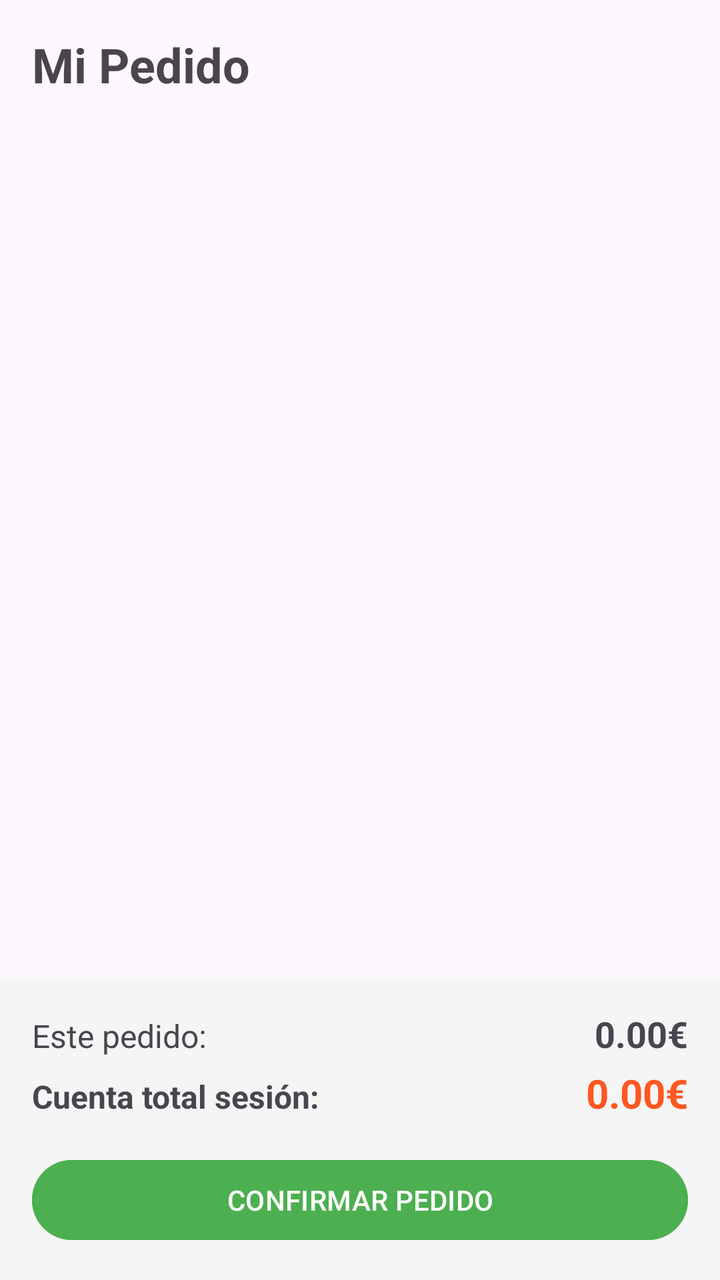
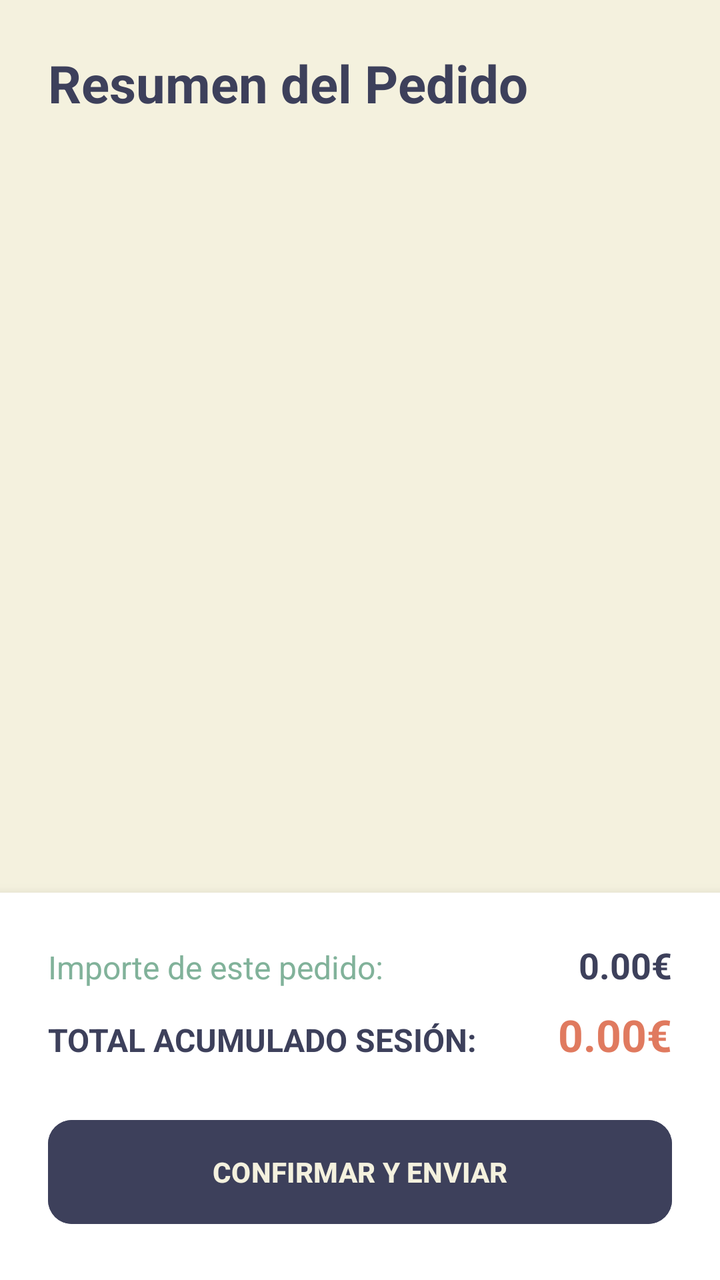

An Android layout rendered at two revisions. The XML below is the earlier revision; the diff shows what the commit changed to produce the second picture.
<!-- AndroidManifest.xml: application theme Theme.Restaurante -->
<!-- res/layout/activity_pedido.xml -->
<?xml version="1.0" encoding="utf-8"?>
<androidx.constraintlayout.widget.ConstraintLayout
    xmlns:android="http://schemas.android.com/apk/res/android"
    xmlns:app="http://schemas.android.com/apk/res-auto"
    xmlns:tools="http://schemas.android.com/tools"
    android:layout_width="match_parent"
    android:layout_height="match_parent"
    tools:context=".view.PedidoActivity">

    <TextView
        android:id="@+id/txtTituloPedido"
        android:layout_width="wrap_content"
        android:layout_height="wrap_content"
        android:layout_margin="16dp"
        android:text="Mi Pedido"
        android:textSize="24sp"
        android:textStyle="bold"
        app:layout_constraintStart_toStartOf="parent"
        app:layout_constraintTop_toTopOf="parent" />

    <androidx.recyclerview.widget.RecyclerView
        android:id="@+id/rvPedido"
        android:layout_width="0dp"
        android:layout_height="0dp"
        android:layout_marginVertical="8dp"
        app:layout_constraintBottom_toTopOf="@+id/layoutResumen"
        app:layout_constraintEnd_toEndOf="parent"
        app:layout_constraintStart_toStartOf="parent"
        app:layout_constraintTop_toBottomOf="@+id/txtTituloPedido" />

    <LinearLayout
        android:id="@+id/layoutResumen"
        android:layout_width="match_parent"
        android:layout_height="wrap_content"
        android:orientation="vertical"
        android:padding="16dp"
        android:background="#F5F5F5"
        app:layout_constraintBottom_toBottomOf="parent">

        <LinearLayout
            android:layout_width="match_parent"
            android:layout_height="wrap_content"
            android:orientation="horizontal">

            <TextView
                android:layout_width="0dp"
                android:layout_height="wrap_content"
                android:layout_weight="1"
                android:text="Este pedido:"
                android:textSize="16sp" />

            <TextView
                android:id="@+id/txtTotalPedido"
                android:layout_width="wrap_content"
                android:layout_height="wrap_content"
                android:text="0.00€"
                android:textSize="18sp"
                android:textStyle="bold" />
        </LinearLayout>

        <LinearLayout
            android:layout_width="match_parent"
            android:layout_height="wrap_content"
            android:orientation="horizontal"
            android:layout_marginTop="4dp">

            <TextView
                android:layout_width="0dp"
                android:layout_height="wrap_content"
                android:layout_weight="1"
                android:text="Cuenta total sesión:"
                android:textSize="16sp"
                android:textStyle="bold" />

            <TextView
                android:id="@+id/txtCuentaActual"
                android:layout_width="wrap_content"
                android:layout_height="wrap_content"
                android:text="0.00€"
                android:textColor="#FF5722"
                android:textSize="20sp"
                android:textStyle="bold" />
        </LinearLayout>

        <Button
            android:id="@+id/btnConfirmarPedido"
            android:layout_width="match_parent"
            android:layout_height="wrap_content"
            android:layout_marginTop="16dp"
            android:backgroundTint="#4CAF50"
            android:text="CONFIRMAR PEDIDO"
            android:textColor="#FFFFFF" />
    </LinearLayout>

</androidx.constraintlayout.widget.ConstraintLayout>
<!-- resources referenced by this layout -->
<resources>
  <style name="Theme.Restaurante" parent="Base.Theme.Restaurante" />
  <style name="Base.Theme.Restaurante" parent="Theme.Material3.DayNight.NoActionBar">
          
          
      </style>
</resources>

<!-- the commit's change to res/layout/activity_pedido.xml (unified diff, before → after) -->
@@ -5,16 +5,18 @@
     xmlns:tools="http://schemas.android.com/tools"
     android:layout_width="match_parent"
     android:layout_height="match_parent"
+    android:background="@color/background_app"
     tools:context=".view.PedidoActivity">
 
     <TextView
         android:id="@+id/txtTituloPedido"
         android:layout_width="wrap_content"
         android:layout_height="wrap_content"
-        android:layout_margin="16dp"
-        android:text="Mi Pedido"
-        android:textSize="24sp"
+        android:layout_margin="24dp"
+        android:text="Resumen del Pedido"
+        android:textSize="26sp"
         android:textStyle="bold"
+        android:textColor="@color/primary"
         app:layout_constraintStart_toStartOf="parent"
         app:layout_constraintTop_toTopOf="parent" />
 
@@ -33,8 +35,9 @@
         android:layout_width="match_parent"
         android:layout_height="wrap_content"
         android:orientation="vertical"
-        android:padding="16dp"
-        android:background="#F5F5F5"
+        android:padding="24dp"
+        android:background="@color/white"
+        android:elevation="8dp"
         app:layout_constraintBottom_toBottomOf="parent">
 
         <LinearLayout
@@ -46,7 +49,8 @@
                 android:layout_width="0dp"
                 android:layout_height="wrap_content"
                 android:layout_weight="1"
-                android:text="Este pedido:"
+                android:text="Importe de este pedido:"
+                android:textColor="@color/secondary"
                 android:textSize="16sp" />
 
             <TextView
@@ -54,6 +58,7 @@
                 android:layout_width="wrap_content"
                 android:layout_height="wrap_content"
                 android:text="0.00€"
+                android:textColor="@color/primary"
                 android:textSize="18sp"
                 android:textStyle="bold" />
         </LinearLayout>
@@ -62,13 +67,14 @@
             android:layout_width="match_parent"
             android:layout_height="wrap_content"
             android:orientation="horizontal"
-            android:layout_marginTop="4dp">
+            android:layout_marginTop="8dp">
 
             <TextView
                 android:layout_width="0dp"
                 android:layout_height="wrap_content"
                 android:layout_weight="1"
-                android:text="Cuenta total sesión:"
+                android:text="TOTAL ACUMULADO SESIÓN:"
+                android:textColor="@color/primary"
                 android:textSize="16sp"
                 android:textStyle="bold" />
 
@@ -77,19 +83,21 @@
                 android:layout_width="wrap_content"
                 android:layout_height="wrap_content"
                 android:text="0.00€"
-                android:textColor="#FF5722"
-                android:textSize="20sp"
+                android:textColor="@color/accent"
+                android:textSize="22sp"
                 android:textStyle="bold" />
         </LinearLayout>
 
         <Button
             android:id="@+id/btnConfirmarPedido"
             android:layout_width="match_parent"
-            android:layout_height="wrap_content"
-            android:layout_marginTop="16dp"
-            android:backgroundTint="#4CAF50"
-            android:text="CONFIRMAR PEDIDO"
-            android:textColor="#FFFFFF" />
+            android:layout_height="60dp"
+            android:layout_marginTop="24dp"
+            android:backgroundTint="@color/primary"
+            android:text="CONFIRMAR Y ENVIAR"
+            android:textColor="@color/background_app"
+            android:textStyle="bold"
+            app:cornerRadius="12dp" />
     </LinearLayout>
 
 </androidx.constraintlayout.widget.ConstraintLayout>
<!-- resource entries referenced after the edit -->
@@ -1,9 +1,31 @@
 <!-- resources referenced by this layout -->
 <resources>
+  <color name="accent">@color/burnt_peach</color>
+  <color name="background_app">@color/eggshell</color>
+  <color name="primary">@color/twilight_indigo</color>
+  <color name="secondary">@color/muted_teal</color>
+  <color name="white">#FFFFFFFF</color>
   <style name="Theme.Restaurante" parent="Base.Theme.Restaurante" />
+  <color name="burnt_peach">#E07A5F</color>
+  <color name="eggshell">#F4F1DE</color>
+  <color name="twilight_indigo">#3D405B</color>
+  <color name="muted_teal">#81B29A</color>
   <style name="Base.Theme.Restaurante" parent="Theme.Material3.DayNight.NoActionBar">
-          
-          
+          <item name="colorPrimary">@color/primary</item>
+          <item name="colorOnPrimary">@color/white</item>
+          <item name="colorPrimaryContainer">@color/secondary</item>
+          <item name="colorOnPrimaryContainer">@color/white</item>
+  
+          <item name="colorSecondary">@color/accent</item>
+          <item name="colorOnSecondary">@color/white</item>
+          <item name="colorSecondaryContainer">@color/highlight</item>
+  
+          <item name="android:windowBackground">@color/background_app</item>
+          <item name="colorError">@color/accent</item>
+  
+          <item name="android:statusBarColor">@color/primary</item>
       </style>
+  <color name="highlight">@color/apricot_cream</color>
+  <color name="apricot_cream">#F2CC8F</color>
 </resources>
 
